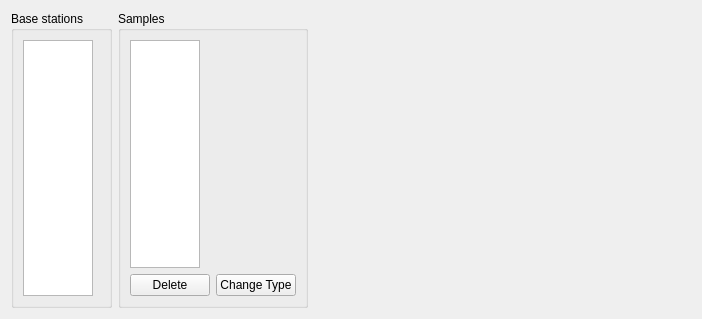
bitcraze/crazyflie-clients-python, file src/cfclient/ui/widgets/geo_estimator_details.ui: the form before one commit.
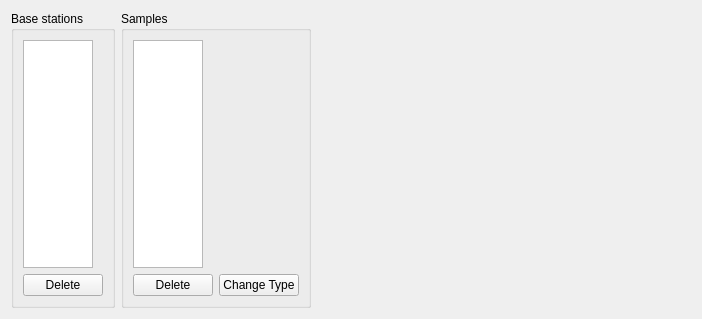
The form after the commit.

Commit message: Added Delete base station button

```diff
--- a/src/cfclient/ui/widgets/geo_estimator_details.ui
+++ b/src/cfclient/ui/widgets/geo_estimator_details.ui
@@ -54,6 +54,17 @@
         </attribute>
        </widget>
       </item>
+      <item>
+       <layout class="QHBoxLayout" name="horizontalLayout_3">
+        <item>
+         <widget class="QPushButton" name="_delete_base_station_button">
+          <property name="text">
+           <string>Delete</string>
+          </property>
+         </widget>
+        </item>
+       </layout>
+      </item>
      </layout>
     </widget>
    </item>
```
The commit also changes 3 other files.
